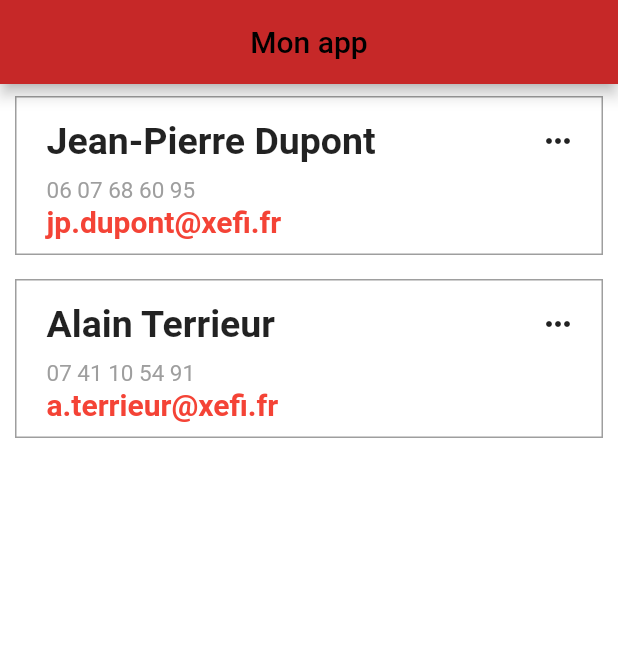
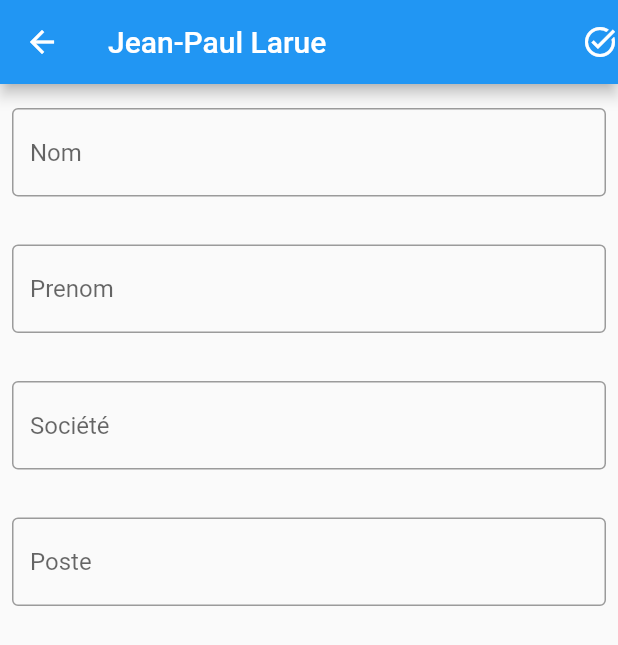
Before and after one commit to Amaukill/gestionnaire_de_client, a Flutter app: the screen it shows after launch, after a tap on the "keyboard control" icon, on a phone screen of 412 x 824 dp. Shown: the top 645 px of the screen. Run offline on Flutter 3.47's test engine with Material 2 defaults, Android fonts, the phone set to English and light mode, and no system bars; our stand-ins replace get.

Commit message:
Bouton redirection Ajout

```diff
--- a/lib/contact/View/viewListClients.dart
+++ b/lib/contact/View/viewListClients.dart
@@ -1,4 +1,5 @@
 import 'package:flutter/material.dart';
+import 'package:gestionnaire_de_client/contact/details/formulaire.dart';
 import 'package:gestionnaire_de_client/contact/model/client.dart';
 import 'package:get/get.dart';
 
@@ -18,7 +19,6 @@ class ClientListView extends StatelessWidget {
           ),
         ),
       ),
-      backgroundColor: const Color(0xdfe6ed),
       body: Column(
         children: <Widget>[
           Expanded(
@@ -35,6 +35,15 @@ class ClientListView extends StatelessWidget {
             ),
           ),
         ],
+      ),
+      floatingActionButton: FloatingActionButton(
+        onPressed: () {
+          Get.to(
+            FormClient(),
+          );
+        },
+        backgroundColor: Colors.red.shade800,
+        child: const Icon(Icons.add),
       ),
     );
   }
@@ -68,18 +77,26 @@ class ClientView extends StatelessWidget {
                     const TextStyle(fontWeight: FontWeight.bold, fontSize: 25),
               ),
               IconButton(
-                icon: Icon(
+                icon: const Icon(
                   Icons.more_horiz_outlined,
                 ),
                 onPressed: () {
-                  //GetPage(name: 'ModifyClient',page: ),
+                  Get.to(
+                    FormClient(),
+                  );
                 },
               ),
             ],
           ),
-          Text(
-            client.tel,
-            style: const TextStyle(fontSize: 15, color: Colors.grey),
+          Row(
+            children: [
+              const Icon(
+                Icons.phone,
+              ),
+              Text(
+                client.tel,
+              ),
+            ],
           ),
           Text(
             client.email,
--- a/lib/contact/details/formulaire.dart
+++ b/lib/contact/details/formulaire.dart
@@ -1,21 +1,7 @@
 import 'package:flutter/material.dart';
 
-class MyApp extends StatelessWidget {
-  const MyApp({Key? key}) : super(key: key);
-
-  static const String _title = 'Jean-Paul Larue';
-
-  @override
-  Widget build(BuildContext context) {
-    return const MaterialApp(
-      title: _title,
-      home: MyStatelessWidget(),
-    );
-  }
-}
-
-class MyStatelessWidget extends StatelessWidget {
-  const MyStatelessWidget({Key? key}) : super(key: key);
+class FormClient extends StatelessWidget {
+  const FormClient({Key? key}) : super(key: key);
 
   @override
   Widget build(BuildContext context) {
--- a/lib/main.dart
+++ b/lib/main.dart
@@ -2,6 +2,8 @@ import 'package:flutter/material.dart';
 import 'package:gestionnaire_de_client/contact/view/viewListClients.dart';
 import 'package:gestionnaire_de_client/contact/model/client.dart';
 import 'package:get/get.dart';
+
+import 'contact/details/formulaire.dart';
 
 void main() {
   runApp(const MyApp());
@@ -46,6 +48,10 @@ class MyApp extends StatelessWidget {
                 email: "a.terrieur@xefi.fr",
                 societe: "Xefi"),
           ].obs),
+        ),
+        GetPage(
+          name: '/ModifyClient',
+          page: () => FormClient(),
         ),
       ],
     );
```
